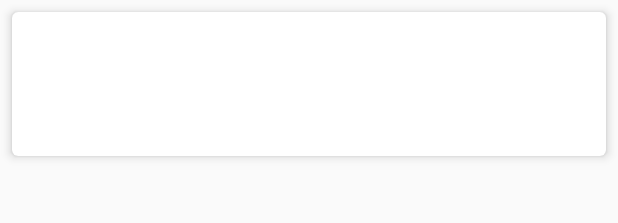
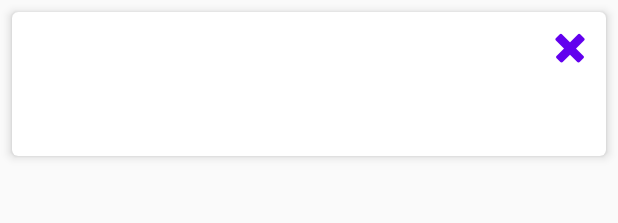
Before and after one commit to ItsAlexanderPopov/android-app, an Android app built with Jetpack Compose: the layout user_item.xml on its own in the app's theme, with its tools: preview values and no code run, on a phone screen of 412 x 824 dp. Shown: the top 223 px of the screen. Run offline under Robolectric (Android 15) with nearby library versions, the phone set to English and light mode, and no system bars.

Commit message:
card layout, delete icon, api interface

```diff
--- a/app/src/main/java/com/example/easysale/UserAdapter.java
+++ b/app/src/main/java/com/example/easysale/UserAdapter.java
@@ -59,6 +59,7 @@ public class UserAdapter extends RecyclerView.Adapter<UserAdapter.UserViewHolder
         ImageView avatarImageView;
         TextView nameTextView;
         TextView emailTextView;
+        ImageView deleteImageView;
 
         UserViewHolder(@NonNull View itemView) {
             super(itemView);
@@ -66,6 +67,7 @@ public class UserAdapter extends RecyclerView.Adapter<UserAdapter.UserViewHolder
             avatarImageView = itemView.findViewById(R.id.avatarImageView);
             nameTextView = itemView.findViewById(R.id.nameTextView);
             emailTextView = itemView.findViewById(R.id.emailTextView);
+            deleteImageView = itemView.findViewById(R.id.deleteImageView);
         }
     }
 }
--- a/app/src/main/res/layout/user_item.xml
+++ b/app/src/main/res/layout/user_item.xml
@@ -7,6 +7,10 @@
     android:layout_margin="8dp"
     app:cardCornerRadius="4dp"
     app:cardElevation="4dp">
+
+    <FrameLayout
+        android:layout_width="match_parent"
+        android:layout_height="wrap_content">
 
         <LinearLayout
             android:layout_width="match_parent"
@@ -24,7 +28,8 @@
                 android:layout_width="match_parent"
                 android:layout_height="wrap_content"
                 android:layout_marginStart="16dp"
-            android:orientation="vertical">
+                android:orientation="vertical"
+                android:layout_gravity="center_vertical">
 
                 <TextView
                     android:id="@+id/nameTextView"
@@ -43,4 +48,15 @@
 
         </LinearLayout>
 
+        <ImageView
+            android:id="@+id/deleteImageView"
+            android:layout_width="wrap_content"
+            android:layout_height="wrap_content"
+            android:layout_gravity="end|top"
+            android:src="@android:drawable/ic_delete"
+            android:padding="8dp"
+            app:tint="@color/colorPrimary" />/>
+
+    </FrameLayout>
+
 </androidx.cardview.widget.CardView>
```
Also changed, not shown: app/src/main/java/com/example/easysale/ApiService.java (+17 -2 lines). Lines whose indentation alone changed are shown as unchanged.
